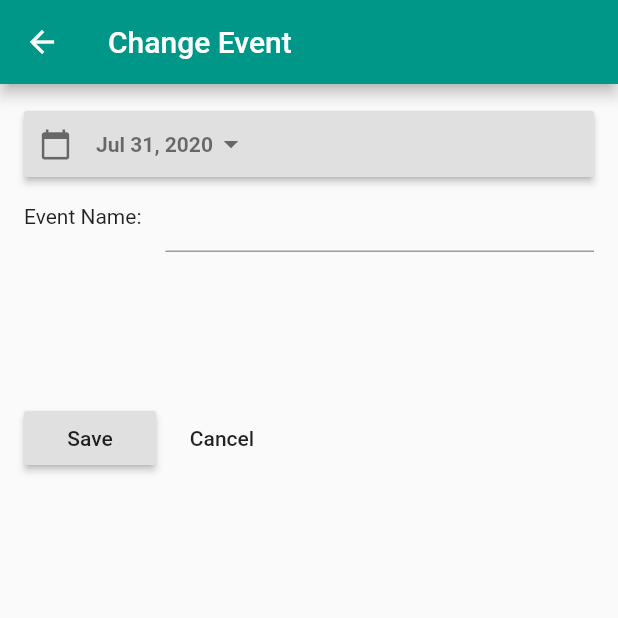
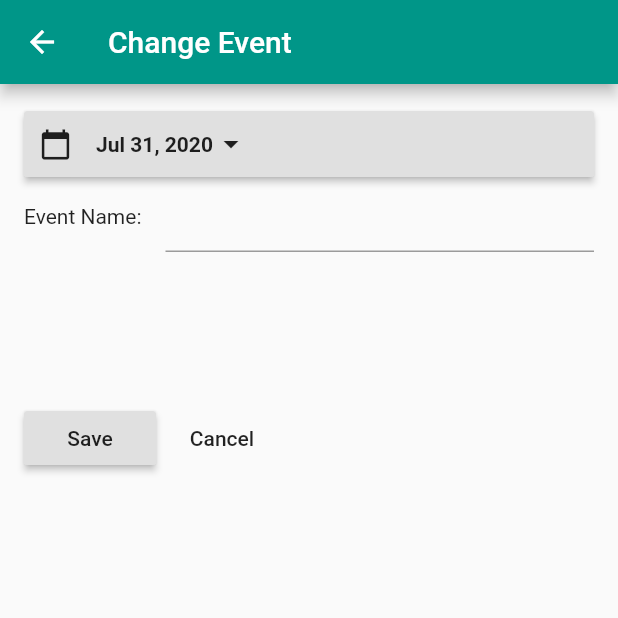
Before and after one commit to nailuj29/flutter_countdown, a Flutter app: the screen it shows after launch, after a tap on the "add" icon, on a phone screen of 412 x 824 dp, the top half of it. Run offline on Flutter 3.47's test engine with Material 2 defaults, Android fonts, the phone set to English and light mode, and no system bars; our stand-ins replace fluttertoast, moor_flutter; missing offline and left inert: preferences; generated files the repository leaves out were written again.

Commit message:
ADDED DARK THEME

```diff
--- a/lib/main.dart
+++ b/lib/main.dart
@@ -21,6 +21,7 @@ class CountdownApp extends StatelessWidget {
           theme: ThemeData(
             primaryColor: Colors.teal.shade500,
           ),
+          darkTheme: ThemeData.dark(),
           home: Home(),
         ));
   }
--- a/lib/pages/change_event.dart
+++ b/lib/pages/change_event.dart
@@ -64,19 +64,22 @@ class _ChangeEventScreenState extends State<ChangeEventScreen> {
           children: <Widget>[
             RaisedButton(
               padding: EdgeInsets.all(10.0),
-              color: Colors.grey[300],
               child: Row(
                 children: <Widget>[
-                  Icon(Icons.calendar_today, size: 22.0, color: Colors.black54),
+                  Icon(
+                    Icons.calendar_today,
+                    size: 22.0,
+                  ),
                   SizedBox(
                     width: 16.0,
                   ),
                   Text(
                     DateFormat.yMMMd().format(dateSet),
-                    style: TextStyle(
-                        color: Colors.black54, fontWeight: FontWeight.bold),
+                    style: TextStyle(fontWeight: FontWeight.bold),
                   ),
-                  Icon(Icons.arrow_drop_down, color: Colors.black54)
+                  Icon(
+                    Icons.arrow_drop_down,
+                  )
                 ],
               ),
               onPressed: () async {
--- a/pubspec.yaml
+++ b/pubspec.yaml
@@ -11,7 +11,7 @@ description: A Flutter application to count down days until different events.
 # In iOS, build-name is used as CFBundleShortVersionString while build-number used as CFBundleVersion.
 # Read more about iOS versioning at
 # https://developer.apple.com/library/archive/documentation/General/Reference/InfoPlistKeyReference/Articles/CoreFoundationKeys.html
-version: 2.0.1+11
+version: 2.0.2+12
 
 environment:
   sdk: ">=2.6.0 <3.0.0"
```
